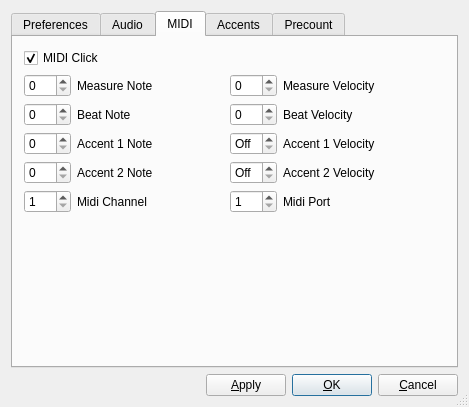
Before: the Qt Designer form src/muse/components/metronomebase.ui in emrum/muse, drawn with Qt 5.
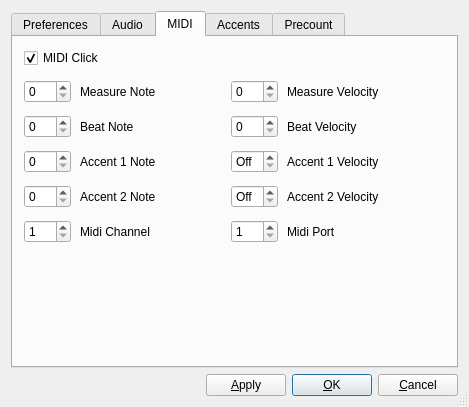
After: the same form once the commit is applied. The open tabs and pages were chosen to show the change.

Patch:
```diff
--- a/src/muse/components/metronomebase.ui
+++ b/src/muse/components/metronomebase.ui
@@ -457,6 +457,9 @@
        <string>MIDI</string>
       </attribute>
       <layout class="QVBoxLayout" name="verticalLayout_3">
+       <property name="spacing">
+        <number>12</number>
+       </property>
        <item>
         <widget class="QCheckBox" name="midiClick">
          <property name="text">
@@ -469,6 +472,12 @@
        </item>
        <item>
         <layout class="QGridLayout" name="gridLayout" columnminimumwidth="0,0,20,0,0,0">
+         <property name="horizontalSpacing">
+          <number>9</number>
+         </property>
+         <property name="verticalSpacing">
+          <number>12</number>
+         </property>
          <item row="0" column="0">
           <widget class="QSpinBox" name="measureNote">
            <property name="maximum">
```
Left out of the diff: 12 changed lines with no effect on the pictures.
